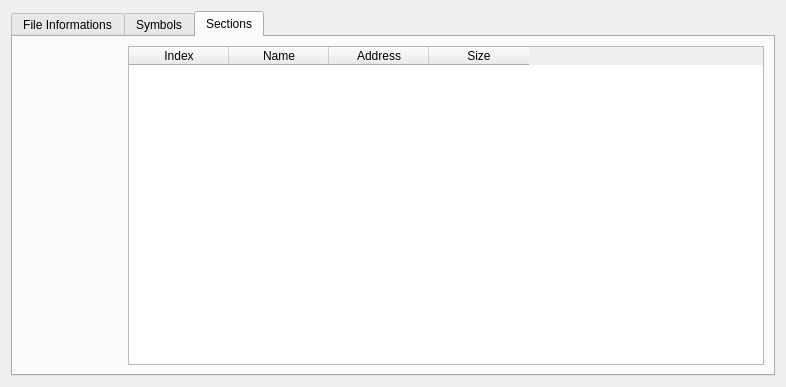
Before: the Qt Designer form src/common/elf/elffilewidget.ui in SocExplorer/SocExplorer, drawn with Qt 5.
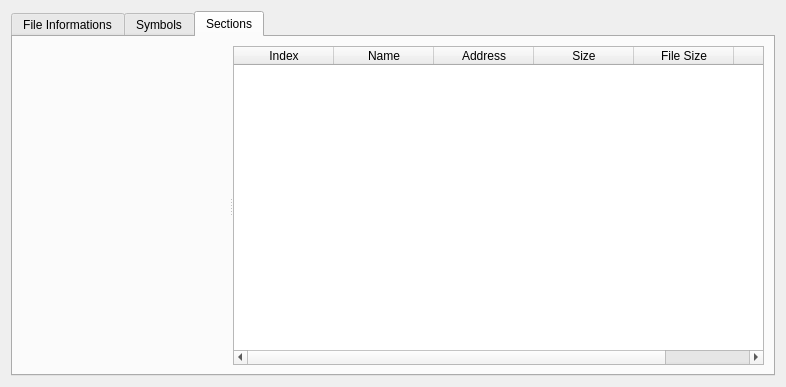
After: the same form once the commit is applied. The open tabs and pages were chosen to show the change. Custom widgets are drawn as their Qt base class.

Patch:
```diff
--- a/src/common/elf/elffilewidget.ui
+++ b/src/common/elf/elffilewidget.ui
@@ -240,6 +240,10 @@
       </attribute>
       <layout class="QGridLayout" name="gridLayout_3">
        <item row="0" column="0">
+        <widget class="QSplitter" name="splitter">
+         <property name="orientation">
+          <enum>Qt::Horizontal</enum>
+         </property>
         <widget class="QHexEdit" name="sectionsHexView" native="true">
          <property name="minimumSize">
           <size>
@@ -248,8 +252,6 @@
           </size>
          </property>
         </widget>
-       </item>
-       <item row="0" column="1">
         <widget class="QTableWidget" name="sectionsList">
          <property name="sortingEnabled">
           <bool>true</bool>
@@ -280,6 +282,17 @@
            <string>Size</string>
           </property>
          </column>
+          <column>
+           <property name="text">
+            <string>File Size</string>
+           </property>
+          </column>
+          <column>
+           <property name="text">
+            <string>Type</string>
+           </property>
+          </column>
+         </widget>
         </widget>
        </item>
       </layout>
```
Left out of the diff: 25 changed lines with no effect on the pictures. Lines whose indentation alone changed are shown as unchanged.
